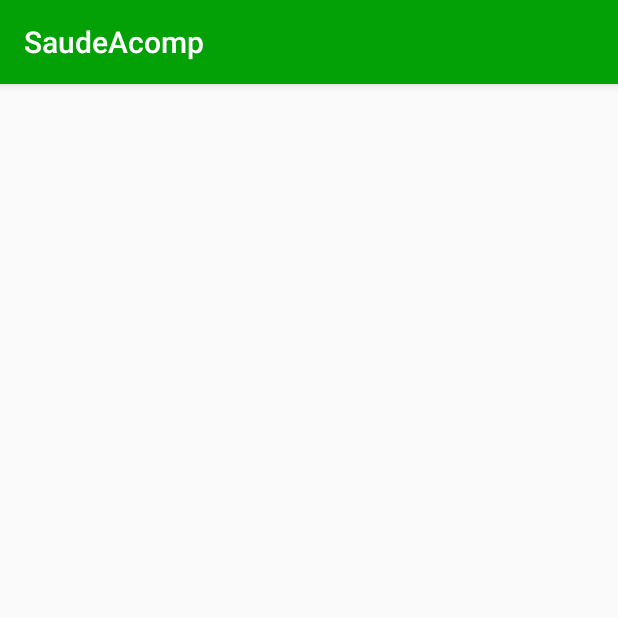
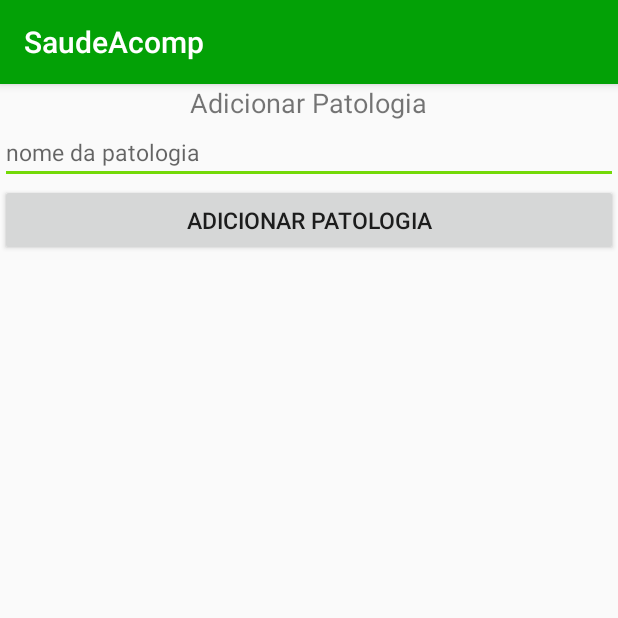
Before and after one commit to dheysonlee99/SaudeAcomp, an Android app: the PatologiaActivity screen opened directly, with no data from a screen before it, on a phone screen of 412 x 824 dp, the top half of it. Run offline under Robolectric (Android 15) with nearby library versions, the phone set to English and light mode, and no system bars.

Commit message:
adicionando algumas ideias, adicionar patologias

```diff
--- a/app/src/main/java/ifpi/edu/br/saudeacomp/activities/PatologiaActivity.java
+++ b/app/src/main/java/ifpi/edu/br/saudeacomp/activities/PatologiaActivity.java
@@ -1,14 +1,64 @@
 package ifpi.edu.br.saudeacomp.activities;
 
+import android.app.AlertDialog;
+import android.content.DialogInterface;
 import android.support.v7.app.AppCompatActivity;
 import android.os.Bundle;
+import android.view.View;
+import android.widget.EditText;
+import android.widget.Spinner;
+import android.widget.Toast;
+
 import ifpi.edu.br.saudeacomp.R;
+import ifpi.edu.br.saudeacomp.dao.ConsultaDAO;
+import ifpi.edu.br.saudeacomp.dao.DBHelper;
+import ifpi.edu.br.saudeacomp.dao.PatologiaDAO;
+import ifpi.edu.br.saudeacomp.modelo.Consulta;
+import ifpi.edu.br.saudeacomp.modelo.Paciente;
+import ifpi.edu.br.saudeacomp.modelo.Patologia;
 
 public class PatologiaActivity extends AppCompatActivity {
+
+    int paciente_id;
+    private DBHelper db;
 
     @Override
     protected void onCreate(Bundle savedInstanceState) {
         super.onCreate(savedInstanceState);
         setContentView(R.layout.activity_patologia);
+
+        paciente_id = getIntent().getIntExtra("paciente_id", 0);
+        Toast.makeText(PatologiaActivity.this, "ID Recebido: " + paciente_id, Toast.LENGTH_SHORT).show();
+
+        db = new DBHelper(this);
+    }
+
+    public void patologiaClick(View elementoClicado){
+
+
+        EditText editNome = (EditText)findViewById(R.id.patologia);
+
+        String nome = editNome.getText().toString();
+
+
+       Patologia patologia = new Patologia(nome);
+
+        PatologiaDAO dao = new PatologiaDAO(db);
+        Paciente paciente = new Paciente();
+        paciente.setId(paciente_id);
+        dao.inserirPatologia(patologia,paciente);
+
+        AlertDialog.Builder builder = new AlertDialog.Builder(this);
+        builder.setMessage("Patologia adicionada ");
+        builder.setPositiveButton("Ok!", new DialogInterface.OnClickListener() {
+            @Override
+            public void onClick(DialogInterface dialog, int which) {
+                finish();
+            }
+        });
+
+        builder.show();
+
+
     }
 }
--- a/app/src/main/res/layout/activity_patologia.xml
+++ b/app/src/main/res/layout/activity_patologia.xml
@@ -1,13 +1,28 @@
 <?xml version="1.0" encoding="utf-8"?>
-<RelativeLayout
+<LinearLayout
     xmlns:android="http://schemas.android.com/apk/res/android"
     xmlns:tools="http://schemas.android.com/tools"
     android:layout_width="match_parent"
     android:layout_height="match_parent"
-    android:paddingLeft="@dimen/activity_horizontal_margin"
-    android:paddingRight="@dimen/activity_horizontal_margin"
-    android:paddingTop="@dimen/activity_vertical_margin"
-    android:paddingBottom="@dimen/activity_vertical_margin"
-    tools:context="ifpi.edu.br.saudeacomp.activities.PatologiaActivity">
+    tools:context="ifpi.edu.br.saudeacomp.activities.PatologiaActivity"
+    android:orientation="vertical">
 
-</RelativeLayout>
+    <TextView
+        android:layout_width="wrap_content"
+        android:layout_height="wrap_content"
+        android:text="Adicionar Patologia"
+        android:layout_gravity="center_horizontal"
+        android:textSize="8pt"/>
+    <EditText
+        android:id="@+id/patologia"
+        android:layout_width="match_parent"
+        android:layout_height="wrap_content"
+        android:hint="nome da patologia"
+        android:textSize="7pt"/>
+    <Button
+        android:onClick="patologiaClick"
+        android:layout_width="match_parent"
+        android:layout_height="wrap_content"
+        android:text="adicionar patologia"
+        android:textSize="7pt"/>
+</LinearLayout>
```
Also changed, not shown: app/src/main/AndroidManifest.xml (+5 -5 lines), app/src/main/java/ifpi/edu/br/saudeacomp/activities/ListaPatologiaActivity.java (added, +65 -0 lines), app/src/main/java/ifpi/edu/br/saudeacomp/activities/SaudeActivity.java (+14 -3 lines), app/src/main/java/ifpi/edu/br/saudeacomp/dao/DBHelper.java (+7 -0 lines), app/src/main/java/ifpi/edu/br/saudeacomp/dao/PatologiaDAO.java (added, +71 -0 lines), app/src/main/java/ifpi/edu/br/saudeacomp/modelagem/modeloRelacionalEntendido.xml (+22 -24 lines), app/src/main/java/ifpi/edu/br/saudeacomp/modelo/Patologia.java (added, +37 -0 lines), app/src/main/res/layout/activity_lista_patologia.xml (added, +22 -0 lines), app/src/main/java/ifpi/edu/br/saudeacomp/modelagem/modeloClassesEntendido.png, app/src/main/java/ifpi/edu/br/saudeacomp/modelagem/modeloRelacionalEntendido.png, app/src/main/java/ifpi/edu/br/saudeacomp/modelagem/modeloRelacionalUsado.png (renamed from app/src/main/java/ifpi/edu/br/saudeacomp/modelagem/modeloRelacionalUsado..png), 1 other file.
